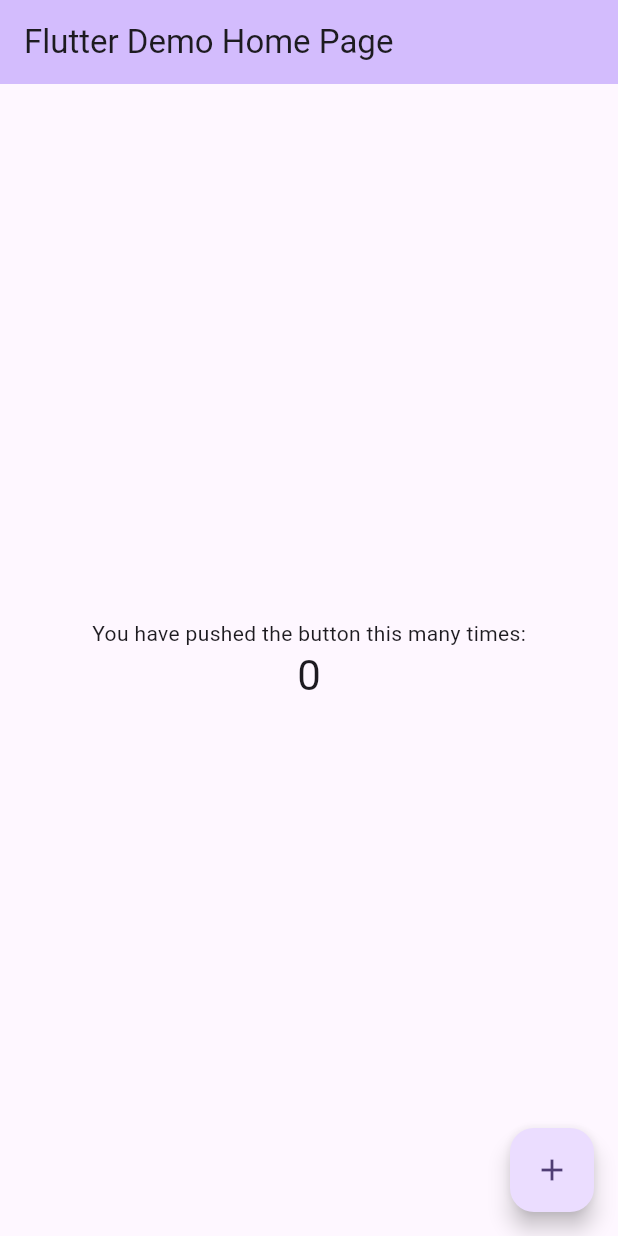
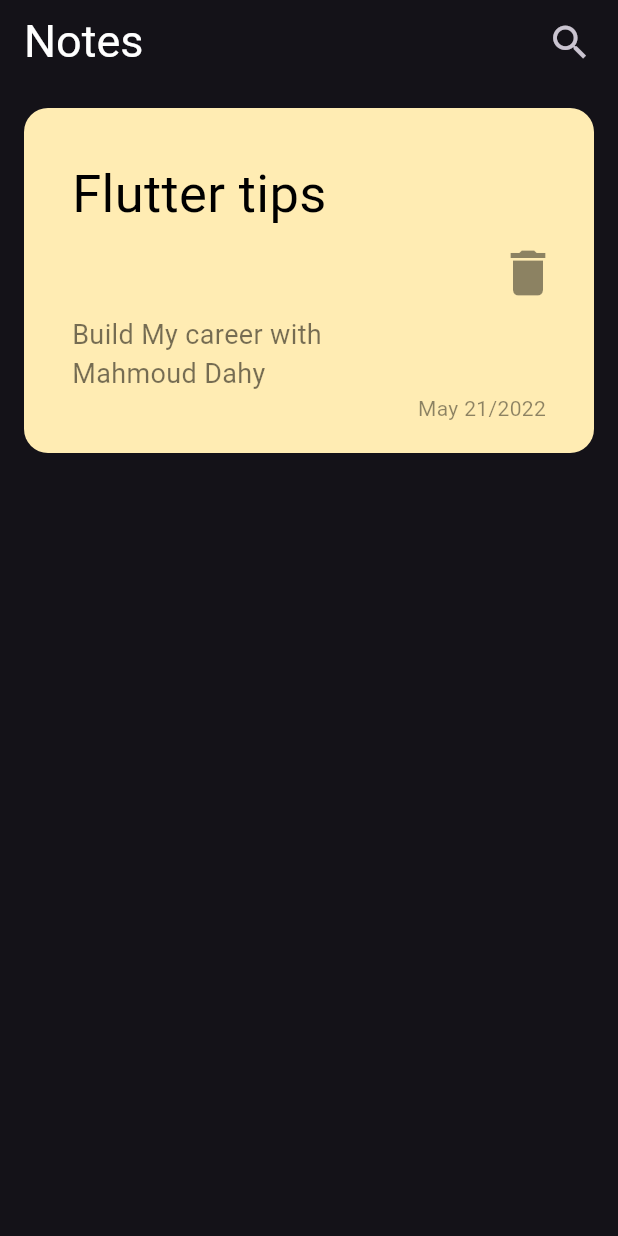
Before and after one commit to MamoudDahy11/notes_app, a Flutter app: the screen it shows after launch, on a phone screen of 412 x 824 dp. Run offline on Flutter 3.47's test engine with Material 3 defaults, Android fonts, the phone set to English and light mode, and no system bars.

Commit message:
change theme and create note view and app bar and build card

```diff
--- a/lib/main.dart
+++ b/lib/main.dart
@@ -1,122 +1,19 @@
 import 'package:flutter/material.dart';
+import 'package:note_app/screens/home_page.dart';
 
 void main() {
-  runApp(const MyApp());
+  return runApp(NotesApp());
 }
 
-class MyApp extends StatelessWidget {
-  const MyApp({super.key});
+class NotesApp extends StatelessWidget {
+  const NotesApp({super.key});
 
-  // This widget is the root of your application.
   @override
   Widget build(BuildContext context) {
     return MaterialApp(
-      title: 'Flutter Demo',
-      theme: ThemeData(
-        // This is the theme of your application.
-        //
-        // TRY THIS: Try running your application with "flutter run". You'll see
-        // the application has a purple toolbar. Then, without quitting the app,
-        // try changing the seedColor in the colorScheme below to Colors.green
-        // and then invoke "hot reload" (save your changes or press the "hot
-        // reload" button in a Flutter-supported IDE, or press "r" if you used
-        // the command line to start the app).
-        //
-        // Notice that the counter didn't reset back to zero; the application
-        // state is not lost during the reload. To reset the state, use hot
-        // restart instead.
-        //
-        // This works for code too, not just values: Most code changes can be
-        // tested with just a hot reload.
-        colorScheme: ColorScheme.fromSeed(seedColor: Colors.deepPurple),
-      ),
-      home: const MyHomePage(title: 'Flutter Demo Home Page'),
+      debugShowCheckedModeBanner: false,
+      theme: ThemeData.dark(),
+      home: NoteView(),
     );
   }
 }
-
-class MyHomePage extends StatefulWidget {
-  const MyHomePage({super.key, required this.title});
-
-  // This widget is the home page of your application. It is stateful, meaning
-  // that it has a State object (defined below) that contains fields that affect
-  // how it looks.
-
-  // This class is the configuration for the state. It holds the values (in this
-  // case the title) provided by the parent (in this case the App widget) and
-  // used by the build method of the State. Fields in a Widget subclass are
-  // always marked "final".
-
-  final String title;
-
-  @override
-  State<MyHomePage> createState() => _MyHomePageState();
-}
-
-class _MyHomePageState extends State<MyHomePage> {
-  int _counter = 0;
-
-  void _incrementCounter() {
-    setState(() {
-      // This call to setState tells the Flutter framework that something has
-      // changed in this State, which causes it to rerun the build method below
-      // so that the display can reflect the updated values. If we changed
-      // _counter without calling setState(), then the build method would not be
-      // called again, and so nothing would appear to happen.
-      _counter++;
-    });
-  }
-
-  @override
-  Widget build(BuildContext context) {
-    // This method is rerun every time setState is called, for instance as done
-    // by the _incrementCounter method above.
-    //
-    // The Flutter framework has been optimized to make rerunning build methods
-    // fast, so that you can just rebuild anything that needs updating rather
-    // than having to individually change instances of widgets.
-    return Scaffold(
-      appBar: AppBar(
-        // TRY THIS: Try changing the color here to a specific color (to
-        // Colors.amber, perhaps?) and trigger a hot reload to see the AppBar
-        // change color while the other colors stay the same.
-        backgroundColor: Theme.of(context).colorScheme.inversePrimary,
-        // Here we take the value from the MyHomePage object that was created by
-        // the App.build method, and use it to set our appbar title.
-        title: Text(widget.title),
-      ),
-      body: Center(
-        // Center is a layout widget. It takes a single child and positions it
-        // in the middle of the parent.
-        child: Column(
-          // Column is also a layout widget. It takes a list of children and
-          // arranges them vertically. By default, it sizes itself to fit its
-          // children horizontally, and tries to be as tall as its parent.
-          //
-          // Column has various properties to control how it sizes itself and
-          // how it positions its children. Here we use mainAxisAlignment to
-          // center the children vertically; the main axis here is the vertical
-          // axis because Columns are vertical (the cross axis would be
-          // horizontal).
-          //
-          // TRY THIS: Invoke "debug painting" (choose the "Toggle Debug Paint"
-          // action in the IDE, or press "p" in the console), to see the
-          // wireframe for each widget.
-          mainAxisAlignment: MainAxisAlignment.center,
-          children: <Widget>[
-            const Text('You have pushed the button this many times:'),
-            Text(
-              '$_counter',
-              style: Theme.of(context).textTheme.headlineMedium,
-            ),
-          ],
-        ),
-      ),
-      floatingActionButton: FloatingActionButton(
-        onPressed: _incrementCounter,
-        tooltip: 'Increment',
-        child: const Icon(Icons.add),
-      ), // This trailing comma makes auto-formatting nicer for build methods.
-    );
-  }
-}
--- /dev/null
+++ b/lib/screens/home_page.dart
@@ -0,0 +1,82 @@
+import 'package:flutter/material.dart';
+
+class NoteView extends StatelessWidget {
+  const NoteView({super.key});
+
+  @override
+  Widget build(BuildContext context) {
+    return Scaffold(
+      appBar: AppBar(
+        actions: [
+          Padding(
+            padding: const EdgeInsets.only(right: 8.0),
+            child: IconButton(
+              onPressed: () {},
+              icon: Icon(Icons.search, size: 30),
+            ),
+          ),
+        ],
+        title: Text(
+          'Notes',
+          style: TextStyle(color: Colors.white, fontSize: 30),
+        ),
+      ),
+      body: Container(
+        margin: EdgeInsets.all(16),
+        padding: EdgeInsets.all(16),
+        height: 230,
+        decoration: BoxDecoration(
+          color: Colors.amber.shade100,
+          borderRadius: BorderRadius.circular(16),
+        ),
+        child: Column(
+          crossAxisAlignment: CrossAxisAlignment.start,
+          children: [
+            Padding(
+              padding: const EdgeInsets.only(left: 16.0, top: 16),
+              child: Text(
+                'Flutter tips',
+                style: TextStyle(color: Colors.black, fontSize: 35),
+              ),
+            ),
+            Row(
+              mainAxisAlignment: MainAxisAlignment.end,
+              children: [
+                IconButton(
+                  onPressed: () {},
+                  icon: Icon(Icons.delete, size: 40, color: Colors.black45),
+                ),
+              ],
+            ),
+            Padding(
+              padding: const EdgeInsets.symmetric(horizontal: 16.0),
+              child: Text(
+                'Build My career with',
+                style: TextStyle(color: Colors.black54, fontSize: 18),
+              ),
+            ),
+            Padding(
+              padding: const EdgeInsets.symmetric(horizontal: 16.0),
+              child: Text(
+                'Mahmoud Dahy',
+                style: TextStyle(color: Colors.black54, fontSize: 18),
+              ),
+            ),
+            Row(
+              mainAxisAlignment: MainAxisAlignment.end,
+              children: [
+                Padding(
+                  padding: const EdgeInsets.only(right: 16.0),
+                  child: Text(
+                    'May 21/2022',
+                    style: TextStyle(color: Colors.black45),
+                  ),
+                ),
+              ],
+            ),
+          ],
+        ),
+      ),
+    );
+  }
+}
```
Also changed, not shown: flutter_01.png (added).
